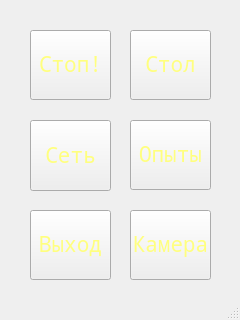
Before: the Qt Designer form mainwindow.ui in HandBreak/biol, drawn with Qt 5.
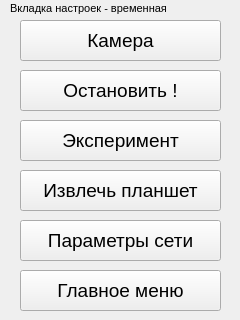
After: the same form once the commit is applied. Icons and pictures are not drawn.

Commit message: Основное меню переведено на QStackedWidget

What changed in the file:
```diff
--- a/mainwindow.ui
+++ b/mainwindow.ui
@@ -1,7 +1,7 @@
 <?xml version="1.0" encoding="UTF-8"?>
 <ui version="4.0">
  <class>MainWindow</class>
- <widget class="QMainWindow" name="MainWindow">
+ <widget class="QStackedWidget" name="MainWindow">
   <property name="geometry">
    <rect>
     <x>0</x>
@@ -10,177 +10,177 @@
     <height>320</height>
    </rect>
   </property>
+  <property name="font">
+   <font>
+    <pointsize>14</pointsize>
+   </font>
+  </property>
+  <property name="cursor">
+   <cursorShape>BlankCursor</cursorShape>
+  </property>
   <property name="windowTitle">
    <string>MainWindow</string>
   </property>
-  <property name="autoFillBackground">
-   <bool>false</bool>
+  <property name="currentIndex">
+   <number>2</number>
   </property>
-  <property name="styleSheet">
-   <string notr="true">background-image: url(:/images/splash.png);
-</string>
-  </property>
-  <widget class="QWidget" name="centralWidget">
-   <widget class="QPushButton" name="pbEmrgStop">
+  <widget class="QWidget" name="pgMainWindow">
+   <widget class="QPushButton" name="pbResearch">
     <property name="geometry">
      <rect>
-      <x>30</x>
-      <y>30</y>
-      <width>81</width>
-      <height>70</height>
+      <x>20</x>
+      <y>20</y>
+      <width>201</width>
+      <height>81</height>
      </rect>
     </property>
     <property name="font">
      <font>
-      <family>Noto Mono</family>
-      <pointsize>16</pointsize>
-      <italic>false</italic>
+      <pointsize>14</pointsize>
      </font>
     </property>
     <property name="focusPolicy">
      <enum>Qt::NoFocus</enum>
     </property>
-    <property name="styleSheet">
-     <string notr="true">color: rgb(255, 255, 127);
-</string>
-    </property>
-    <property name="text">
-     <string>Стоп!</string>
-    </property>
-   </widget>
-   <widget class="QPushButton" name="pbShutdown">
-    <property name="geometry">
-     <rect>
-      <x>30</x>
-      <y>210</y>
-      <width>81</width>
-      <height>70</height>
-     </rect>
-    </property>
-    <property name="font">
-     <font>
-      <family>Noto Mono</family>
-      <pointsize>16</pointsize>
-     </font>
-    </property>
     <property name="focusPolicy">
      <enum>Qt::NoFocus</enum>
     </property>
-    <property name="styleSheet">
-     <string notr="true">color: rgb(255, 255, 127);</string>
-    </property>
     <property name="text">
-     <string>Выход</string>
+     <string>Исследования</string>
     </property>
-   </widget>
-   <widget class="QPushButton" name="pbTable">
-    <property name="geometry">
-     <rect>
-      <x>130</x>
-      <y>30</y>
-      <width>81</width>
-      <height>70</height>
-     </rect>
+    <property name="default">
+     <bool>true</bool>
     </property>
-    <property name="font">
-     <font>
-      <family>Noto Mono</family>
-      <pointsize>16</pointsize>
-      <italic>false</italic>
-     </font>
+    <property name="flat">
+     <bool>true</bool>
     </property>
-    <property name="focusPolicy">
-     <enum>Qt::NoFocus</enum>
-    </property>
-    <property name="styleSheet">
-     <string notr="true">color: rgb(255, 255, 127);
-</string>
-    </property>
-    <property name="text">
-     <string>Стол</string>
-    </property>
    </widget>
-   <widget class="QPushButton" name="pbExpMenu">
+   <widget class="QPushButton" name="pbSettings">
     <property name="geometry">
      <rect>
-      <x>130</x>
+      <x>20</x>
       <y>120</y>
-      <width>81</width>
-      <height>70</height>
+      <width>201</width>
+      <height>81</height>
      </rect>
     </property>
     <property name="font">
      <font>
-      <family>Noto Mono</family>
-      <pointsize>16</pointsize>
-      <italic>false</italic>
+      <pointsize>14</pointsize>
      </font>
     </property>
     <property name="focusPolicy">
      <enum>Qt::NoFocus</enum>
     </property>
-    <property name="styleSheet">
-     <string notr="true">color: rgb(255, 255, 127);</string>
+    <property name="text">
+     <string>Настройка системы</string>
     </property>
     <property name="text">
-     <string>Опыты</string>
+     <string>Информация</string>
     </property>
    </widget>
+  </widget>
+  <widget class="QWidget" name="pgInformation"/>
+  <widget class="QWidget" name="pgSettings">
    <widget class="QPushButton" name="pbCamera">
     <property name="geometry">
      <rect>
-      <x>130</x>
-      <y>210</y>
-      <width>81</width>
-      <height>70</height>
+      <x>20</x>
+      <y>20</y>
+      <width>201</width>
+      <height>41</height>
      </rect>
     </property>
-    <property name="font">
-     <font>
-      <family>Noto Mono</family>
-      <pointsize>16</pointsize>
-     </font>
-    </property>
-    <property name="focusPolicy">
-     <enum>Qt::NoFocus</enum>
-    </property>
-    <property name="styleSheet">
-     <string notr="true">color: rgb(255, 255, 127);</string>
-    </property>
     <property name="text">
      <string>Камера</string>
     </property>
    </widget>
+   <widget class="QLabel" name="lbSetLabel">
+    <property name="geometry">
+     <rect>
+      <x>10</x>
+      <y>0</y>
+      <width>181</width>
+      <height>16</height>
+     </rect>
+    </property>
+    <property name="font">
+     <font>
+      <pointsize>8</pointsize>
+     </font>
+    </property>
+    <property name="text">
+     <string>Вкладка настроек - временная</string>
+    </property>
+   </widget>
+   <widget class="QPushButton" name="pbEmrgStop">
+    <property name="geometry">
+     <rect>
+      <x>20</x>
+      <y>70</y>
+      <width>201</width>
+      <height>41</height>
+     </rect>
+    </property>
+    <property name="text">
+     <string>Остановить !</string>
+    </property>
+   </widget>
+   <widget class="QPushButton" name="pbExpMenu">
+    <property name="geometry">
+     <rect>
+      <x>20</x>
+      <y>120</y>
+      <width>201</width>
+      <height>41</height>
+     </rect>
+    </property>
+    <property name="text">
+     <string>Эксперимент</string>
+    </property>
+   </widget>
    <widget class="QPushButton" name="pbNetSettings">
     <property name="geometry">
      <rect>
-      <x>30</x>
-      <y>120</y>
-      <width>81</width>
-      <height>71</height>
+      <x>20</x>
+      <y>220</y>
+      <width>201</width>
+      <height>41</height>
      </rect>
     </property>
-    <property name="font">
-     <font>
-      <family>Noto Mono</family>
-      <pointsize>16</pointsize>
-      <italic>false</italic>
-     </font>
+    <property name="text">
+     <string>Параметры сети</string>
     </property>
-    <property name="focusPolicy">
-     <enum>Qt::NoFocus</enum>
+   </widget>
+   <widget class="QPushButton" name="pbTable">
+    <property name="geometry">
+     <rect>
+      <x>20</x>
+      <y>170</y>
+      <width>201</width>
+      <height>41</height>
+     </rect>
     </property>
-    <property name="styleSheet">
-     <string notr="true">color: rgb(255, 255, 127);</string>
+    <property name="text">
+     <string>Извлечь планшет</string>
     </property>
+   </widget>
+   <widget class="QPushButton" name="pbMainWindow">
+    <property name="geometry">
+     <rect>
+      <x>20</x>
+      <y>270</y>
+      <width>201</width>
+      <height>41</height>
+     </rect>
+    </property>
     <property name="text">
-     <string>Сеть</string>
+     <string>Главное меню</string>
     </property>
    </widget>
   </widget>
-  <widget class="QStatusBar" name="statusBar"/>
+  <widget class="QWidget" name="pgResearch"/>
  </widget>
- <layoutdefault spacing="6" margin="11"/>
  <resources/>
  <connections>
   <connection>
```
Left out of the diff: 64 changed lines with no effect on the pictures. The commit also changes 2 other files.
